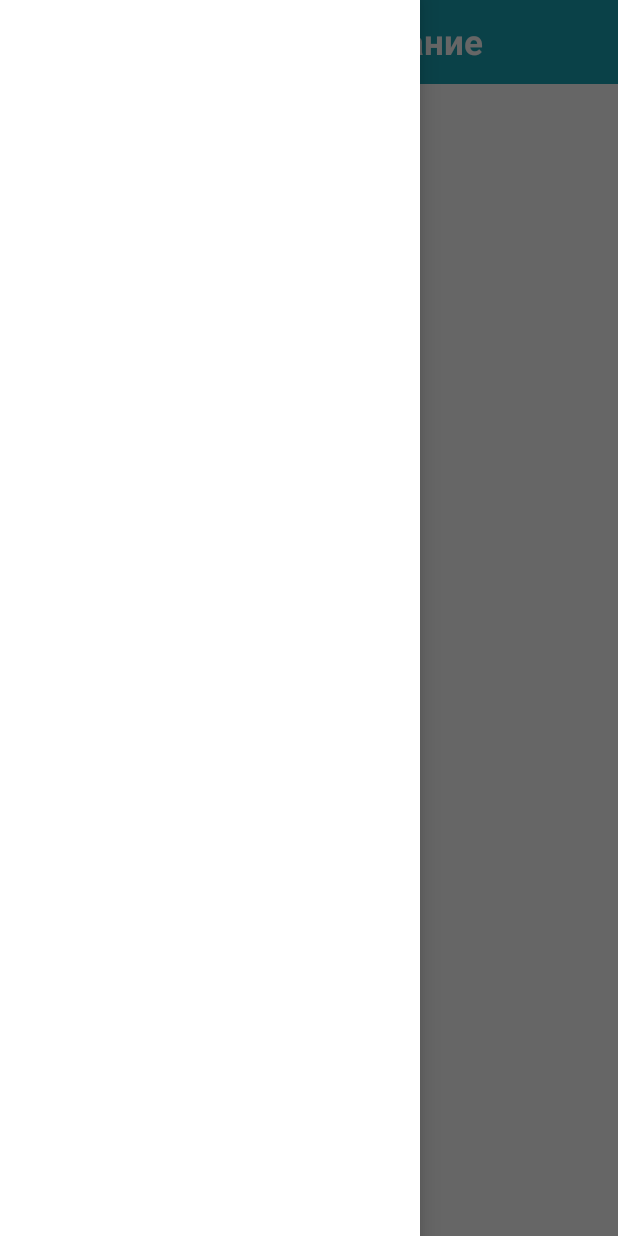
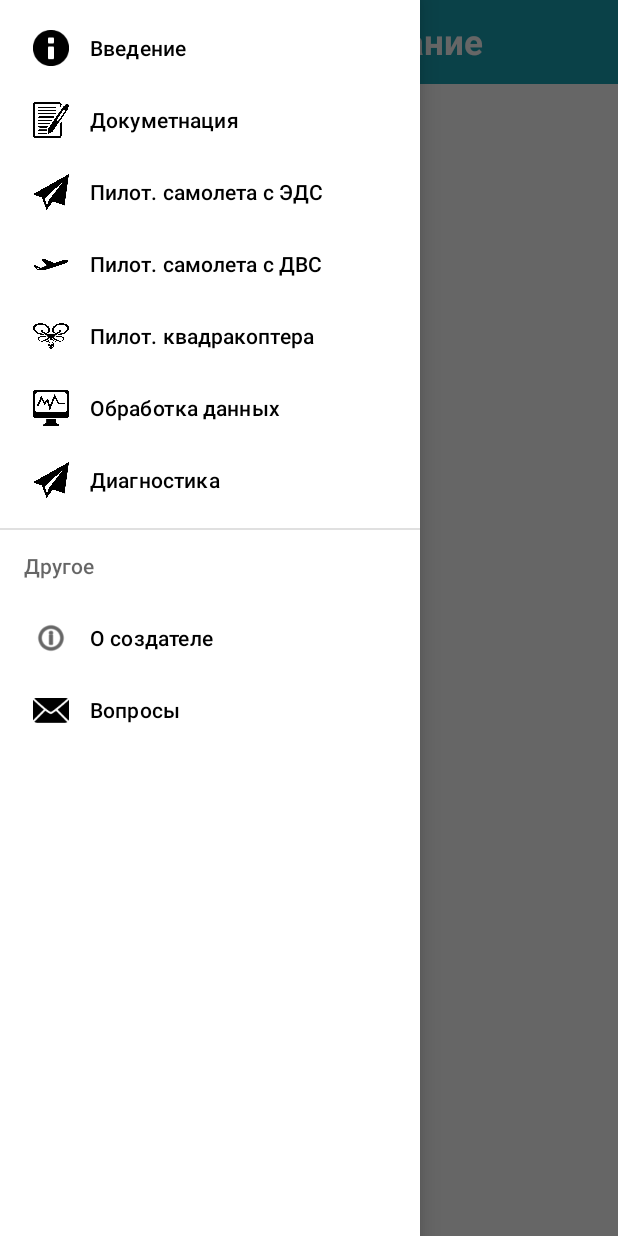
Before and after one commit to RATTER95292/Extarnal_piloting, an Android app: the screen it shows after launch (MainActivity), with the side drawer open, on a phone screen of 412 x 824 dp. Run offline under Robolectric (Android 15) with nearby library versions, the light colour scheme and no system bars.

Commit message:
кар кар кар!

```diff
--- a/app/src/main/res/layout/activity_main.xml
+++ b/app/src/main/res/layout/activity_main.xml
@@ -47,6 +47,7 @@
         android:id="@+id/navigationView"
         android:layout_width="wrap_content"
         android:layout_height="match_parent"
+        app:menu="@menu/navigation_menu"
         android:layout_gravity="start"/>
 
 </androidx.drawerlayout.widget.DrawerLayout>
--- /dev/null
+++ b/app/src/main/res/menu/navigation_menu.xml
@@ -0,0 +1,48 @@
+<?xml version="1.0" encoding="utf-8"?>
+<menu xmlns:android="http://schemas.android.com/apk/res/android">
+    <item
+        android:id="@+id/menuIntroduction"
+        android:icon="@android:drawable/ic_dialog_info"
+        android:title="@string/Introduction"/>
+    <item
+        android:id="@+id/menuDocumentation"
+        android:icon="@drawable/docuvrntation"
+        android:title="@string/Documentation"/>
+    <item
+        android:id="@+id/menuPilot_eds"
+        android:icon="@drawable/bum_fly"
+        android:title="@string/pilot_eds"/>
+    <item
+        android:id="@+id/menuPilot_dvs"
+        android:icon="@drawable/plane"
+        android:title="@string/pilot_dvs"/>
+    <item
+        android:id="@+id/menuPilot_kva"
+        android:icon="@drawable/img"
+        android:title="@string/pilot_kva"/>
+    <item
+        android:id="@+id/menuProcessing"
+        android:icon="@drawable/img_235152"
+        android:title="@string/processing"/>
+    <item
+        android:id="@+id/menuDiagnostic"
+        android:icon="@drawable/bum_fly"
+        android:title="@string/diagnostic"/>
+
+    <item android:title="@string/other">
+
+        <menu>
+            <item
+                android:id="@+id/menuCorporation"
+                android:icon="@android:drawable/ic_menu_info_details"
+                android:title="@string/corporation"/>
+            <item
+                android:id="@+id/menuPay"
+                android:icon="@android:drawable/ic_dialog_email"
+                android:title="@string/pay"/>
+
+        </menu>
+
+    </item>
+
+</menu>
--- a/app/src/main/res/values/strings.xml
+++ b/app/src/main/res/values/strings.xml
@@ -1,4 +1,14 @@
 <resources>
     <string name="app_name">Внешнее пилотирвание</string>
+    <string name="Introduction">Введение</string>
+    <string name="Documentation">Докуметнация</string>
+    <string name="pilot_eds">Пилот. самолета с ЭДС</string>
+    <string name="pilot_dvs">Пилот. самолета с ДВС</string>
+    <string name="pilot_kva">Пилот. квадракоптера</string>
+    <string name="processing">Обработка данных</string>
+    <string name="diagnostic">Диагностика</string>
+    <string name="other">Другое</string>
+    <string name="corporation">О создателе</string>
+    <string name="pay">Вопросы</string>
 
 </resources>
```
Also changed, not shown: app/src/main/res/drawable/bum_fly.png (added), app/src/main/res/drawable/diagnostic.webp (added), app/src/main/res/drawable/docuvrntation.png (added), app/src/main/res/drawable/img.png (added), app/src/main/res/drawable/img_235152.png (added), app/src/main/res/drawable/plane.png (added).
